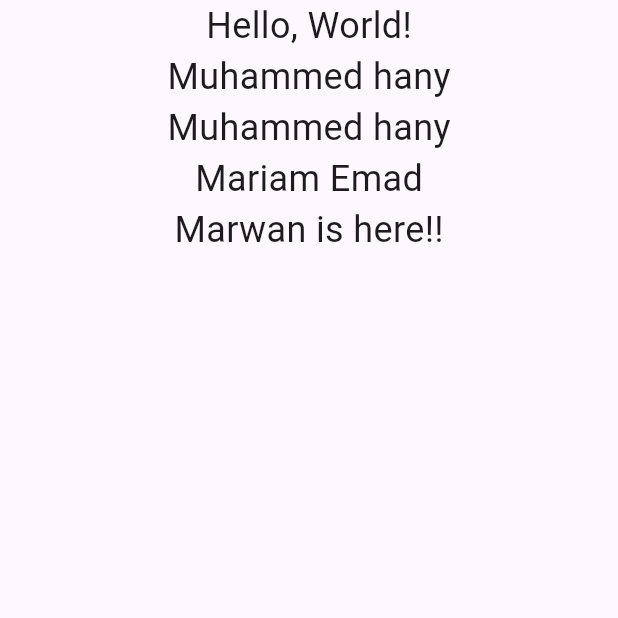
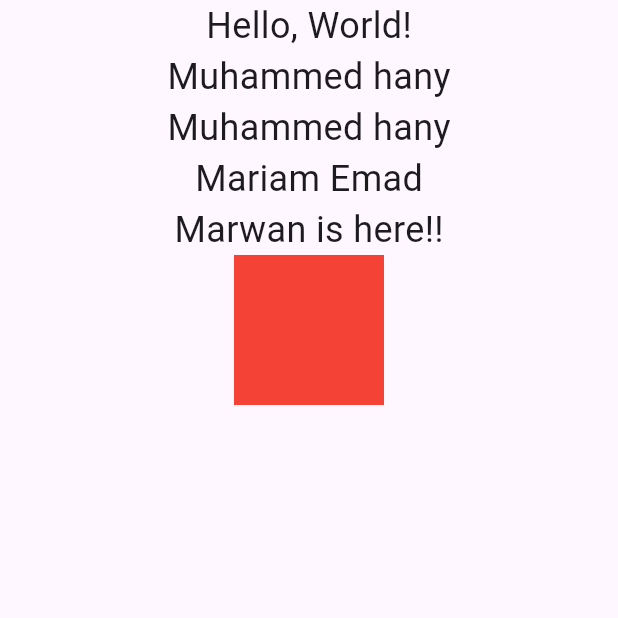
Before and after one commit to marrooov/teaming, a Flutter app: the screen it shows after launch, on a phone screen of 412 x 824 dp, the top half of it. Run offline on Flutter 3.47's test engine with Material 3 defaults, Android fonts, the phone set to English and light mode, and no system bars.

Commit message:
modifying(adding):add Container

```diff
--- a/lib/screens/home_screen.dart
+++ b/lib/screens/home_screen.dart
@@ -28,6 +28,7 @@ class HomeScreen extends StatelessWidget {
               Center(
                 child: Text('Marwan is here!!', style: TextStyle(fontSize: 24)),
               ),
+              Container(color: Colors.red, width: 100, height: 100),
             ],
           ),
         ),
--- a/pubspec.yaml
+++ b/pubspec.yaml
@@ -19,7 +19,7 @@ publish_to: 'none' # Remove this line if you wish to publish to pub.dev
 version: 1.0.0+1
 
 environment:
-  sdk: ^3.9.0
+  sdk: ^3.8.1
 
 # Dependencies specify other packages that your package needs in order to work.
 # To automatically upgrade your package dependencies to the latest versions
```
Also changed, not shown: pubspec.lock.
